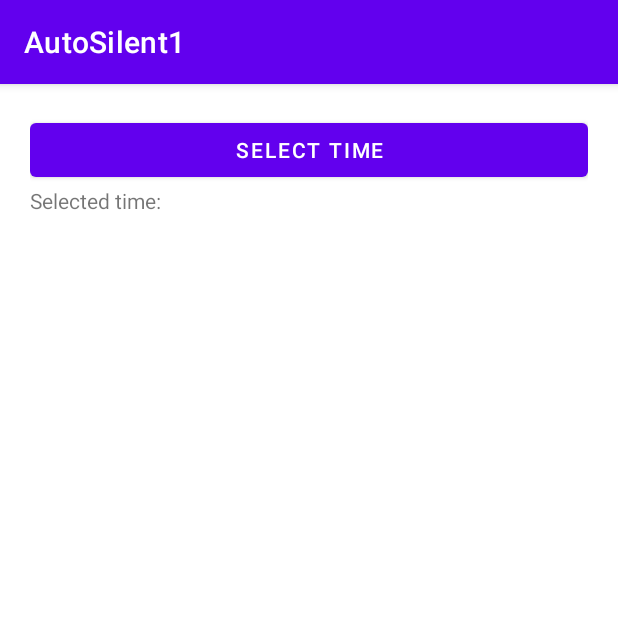
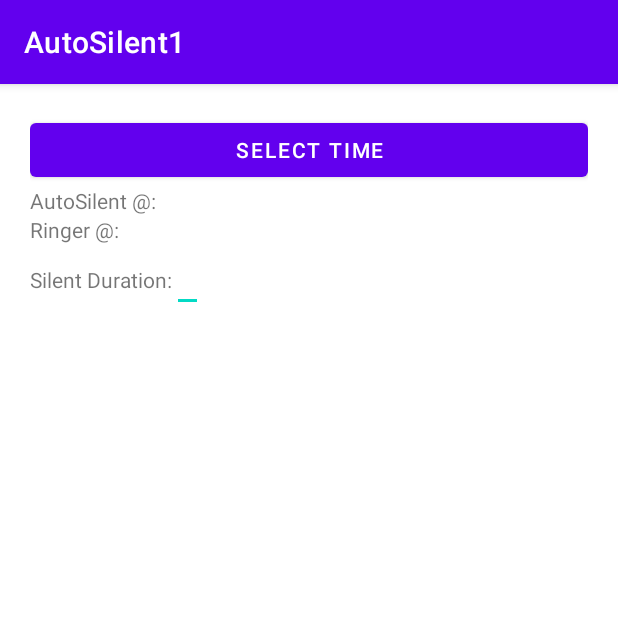
Before and after one commit to ageek/android, an Android app: the screen it shows after launch (MainActivity), on a phone screen of 412 x 824 dp, the top half of it. Run offline under Robolectric (Android 15) with nearby library versions, the phone set to English and light mode, and no system bars.

Commit message:
Add autosilent and autonormalize based on selected silent duration - ok for Android 9

```diff
--- a/AutoSilent1/app/src/main/AndroidManifest.xml
+++ b/AutoSilent1/app/src/main/AndroidManifest.xml
@@ -2,7 +2,7 @@
 <manifest xmlns:android="http://schemas.android.com/apk/res/android"
     xmlns:tools="http://schemas.android.com/tools">
     <uses-permission android:name="android.permission.ACCESS_NOTIFICATION_POLICY" />
-    <uses-permission android:name="android.permission.SET_ALARM" />
+    <uses-permission android:name="android.permission.SCHEDULE_EXACT_ALARM" />
     <uses-permission android:name="android.permission.READ_EXTERNAL_STORAGE"/>
 
     <application
--- a/AutoSilent1/app/src/main/res/layout/activity_main.xml
+++ b/AutoSilent1/app/src/main/res/layout/activity_main.xml
@@ -4,21 +4,46 @@
     xmlns:tools="http://schemas.android.com/tools"
     android:layout_width="match_parent"
     android:layout_height="match_parent"
-    android:padding = "20dp"
     android:orientation="vertical"
+    android:padding="20dp"
     tools:context=".MainActivity">
 
     <Button
         android:id="@+id/selectTimeButton"
         android:layout_width="match_parent"
         android:layout_height="wrap_content"
-        android:text="Select Time"
-        android:onClick="selectTime"/>
+        android:onClick="selectTime"
+        android:text="Select Time" />
 
     <TextView
-        android:id="@+id/alarmTime"
+        android:id="@+id/silentMode"
         android:layout_width="wrap_content"
         android:layout_height="wrap_content"
-        android:text="Selected time: " />
+        android:text="AutoSilent @: " />
+
+    <TextView
+        android:id="@+id/normalMode"
+        android:layout_width="wrap_content"
+        android:layout_height="wrap_content"
+        android:text="Ringer @: " />
+
+
+    <LinearLayout
+        android:layout_width="match_parent"
+        android:layout_height="match_parent"
+        android:orientation="horizontal">
+
+        <TextView
+            android:id="@+id/silentTime"
+            android:layout_width="wrap_content"
+            android:layout_height="wrap_content"
+            android:text="Silent Duration:" />
+
+        <EditText
+            android:id="@+id/duration"
+            android:layout_width="wrap_content"
+            android:layout_height="wrap_content"
+            android:inputType="number" />
+    </LinearLayout>
 
 </LinearLayout>
```
Also changed, not shown: AutoSilent1/app/src/main/java/com/example/autosilent1/AlarmReceiver.java (+21 -6 lines), AutoSilent1/app/src/main/java/com/example/autosilent1/MainActivity.java (+44 -14 lines).
